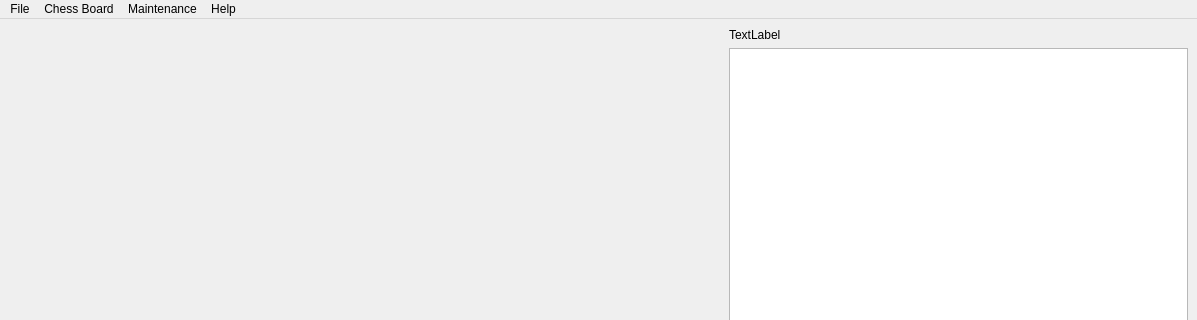
Before: the Qt Designer form src/mainwindow.ui in gillesmaire/myChessBase, drawn with Qt 5; both pictures show x 0 to 1197 and y 0 to 320 of the 1197 by 672 pixel window.
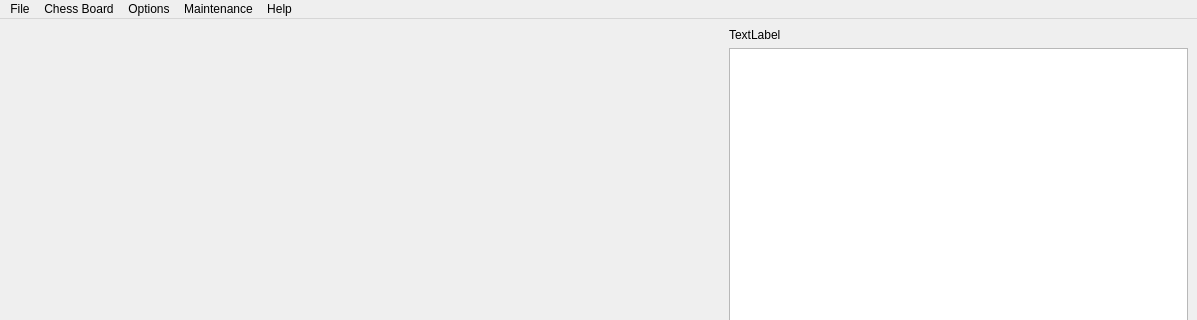
After: the same form once the commit is applied. Custom widgets are drawn as their Qt base class.

Commit message: 5. FEN option added

```diff
--- a/src/mainwindow.ui
+++ b/src/mainwindow.ui
@@ -85,8 +85,15 @@
     </property>
     <addaction name="actionFlip"/>
    </widget>
+   <widget class="QMenu" name="menuOptions">
+    <property name="title">
+     <string>Options</string>
+    </property>
+    <addaction name="actionShow_Fen"/>
+   </widget>
    <addaction name="menuFile"/>
    <addaction name="menuChess_Board"/>
+   <addaction name="menuOptions"/>
    <addaction name="menuMaintenance"/>
    <addaction name="menuHelp"/>
   </widget>
```
Left out of the diff: 8 changed lines with no effect on the pictures. The commit also changes 8 other files.
